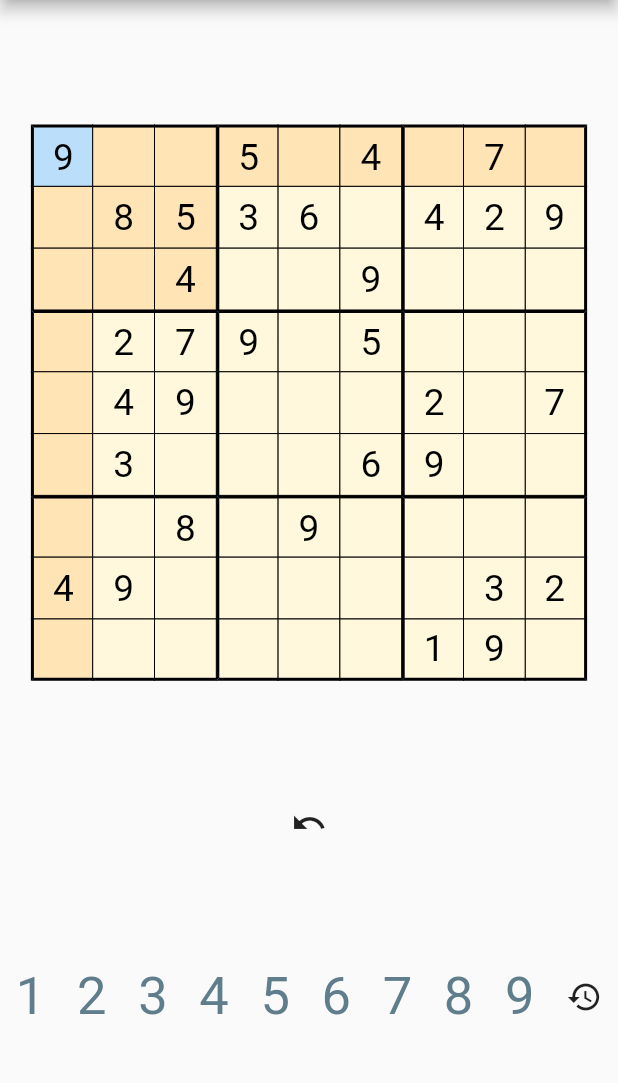
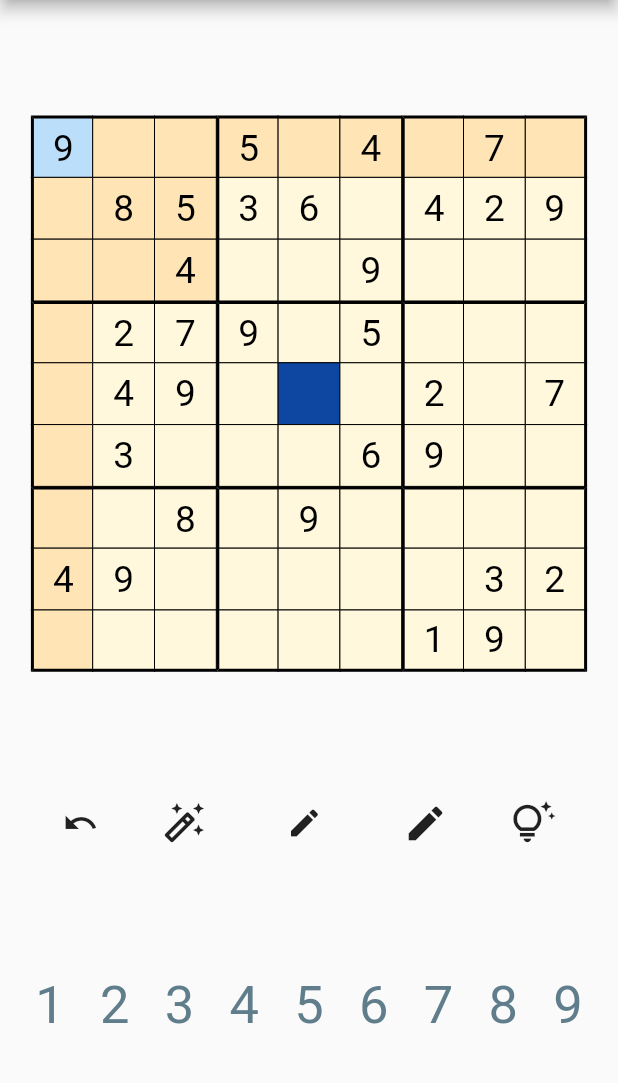
Before and after one commit to hoshiimai/anumber, a Flutter app: the screen it shows after launch, on a phone screen of 412 x 824 dp, the part 84-1167 px from its top. Run offline on Flutter 3.47's test engine with Material 2 defaults, Android fonts, the phone set to English and light mode, and no system bars.

Commit message:
add icon

```diff
--- a/lib/components/cell.dart
+++ b/lib/components/cell.dart
@@ -15,6 +15,7 @@ class Cell extends StatelessWidget {
     required this.isBlock2,
     required this.isBlock3,
     required this.isBlock4,
+    required this.isSpecified,
   });
   final int number;
   final int x;
@@ -28,6 +29,7 @@ class Cell extends StatelessWidget {
   final bool isBlock2;
   final bool isBlock3;
   final bool isBlock4;
+  final bool isSpecified;
 
   @override
   Widget build(BuildContext context) {
@@ -40,7 +42,10 @@ class Cell extends StatelessWidget {
         height: (_screenSize.width)/10,
         child: Container(
           decoration: BoxDecoration(
-            color: isSelected
+            color
+                :isSpecified
+                ? Colors.blue[900]
+                : isSelected
                 ? Colors.blue[100]
                 : isBlock1
                 ? const Color(0xffffe4b5)
--- a/lib/components/grid.dart
+++ b/lib/components/grid.dart
@@ -50,6 +50,7 @@ class SudokuGrid extends StatelessWidget {
                   isBlock2: Block[blockX2] == c.key && Block[blockY2] == r.key,
                   isBlock3: Block[blockX3] == c.key && Block[blockY3] == r.key,
                   isBlock4: Block[blockX4] == c.key && Block[blockY4] == r.key,
+                  isSpecified: 4 == c.key && 4 == r.key,
                   x: c.key,
                   y: r.key,
                   onTap: () => onTap(c.key, r.key),
--- a/lib/components/numbers.dart
+++ b/lib/components/numbers.dart
@@ -7,21 +7,39 @@ class ControlButton extends StatelessWidget {
   });
   final Function(int number) onTap;
   final List<int> numberTexts = [1, 2, 3, 4, 5, 6, 7, 8, 9];
+  static bool editPressing = false;
 
   @override
   Widget build(BuildContext context) {
     return Row(
-      mainAxisAlignment: MainAxisAlignment.spaceAround,
+      mainAxisAlignment: MainAxisAlignment.spaceEvenly,
       children: [
         GestureDetector(
           onTap: () => onTap(0),
           child: const Icon(Icons.undo),
-        )
+        ),
+        const Icon(
+          Icons.auto_fix_high_outlined,
+          size: 30.0,
+        ),
+        IconButton(
+          icon: const Icon(Icons.mode_edit),
+          onPressed: () {
+            editPressing = true;
+          },
+        ),
+        const Icon(
+          Icons.mode_edit,
+          size: 30.0,
+        ),
+        const Icon(
+          Icons.tips_and_updates_outlined,
+          size: 30.0,
+        ),
       ],
     );
   }
 }
-
 
 class Numbers extends StatelessWidget {
   Numbers({
@@ -30,17 +48,14 @@ class Numbers extends StatelessWidget {
   });
   final Function(int number) onTap;
   final List<int> numberTexts = [1, 2, 3, 4, 5, 6, 7, 8, 9];
+  static bool editPressing = false;
 
   @override
   Widget build(BuildContext context) {
     return Row(
-      mainAxisAlignment: MainAxisAlignment.spaceAround,
+      mainAxisAlignment: MainAxisAlignment.spaceEvenly,
       children: [
         for (final int i in numberTexts) _number(i),
-        GestureDetector(
-          onTap: () => onTap(0),
-          child: const Icon(Icons.restore),
-        )
       ],
     );
   }
@@ -53,6 +68,7 @@ class Numbers extends StatelessWidget {
         number.toString(),
         style: const TextStyle(
           color: Colors.blueGrey,
+          // color: editPressing ? Colors.blueGrey : Colors.blue[900],
           fontSize: 35,
         ),
       ),
--- a/lib/sudoku.dart
+++ b/lib/sudoku.dart
@@ -71,6 +71,7 @@ class _SudokuState extends State<Sudoku> {
     'y': 0,
   };
 
+
   @override
   Widget build(BuildContext context) {
     return Column(
@@ -93,9 +94,9 @@ class _SudokuState extends State<Sudoku> {
         ),
         ControlButton(
           onTap: (int number) {
-            if (data[_selected['y']][_selected['x']] == 0) {
+            if (init[_selected['y']][_selected['x']] == 0) {
               setState(() {
-                candidate[_selected['y']][_selected['x']] = number;
+                data[_selected['y']][_selected['x']] = number;
               });
             }
           },
```
